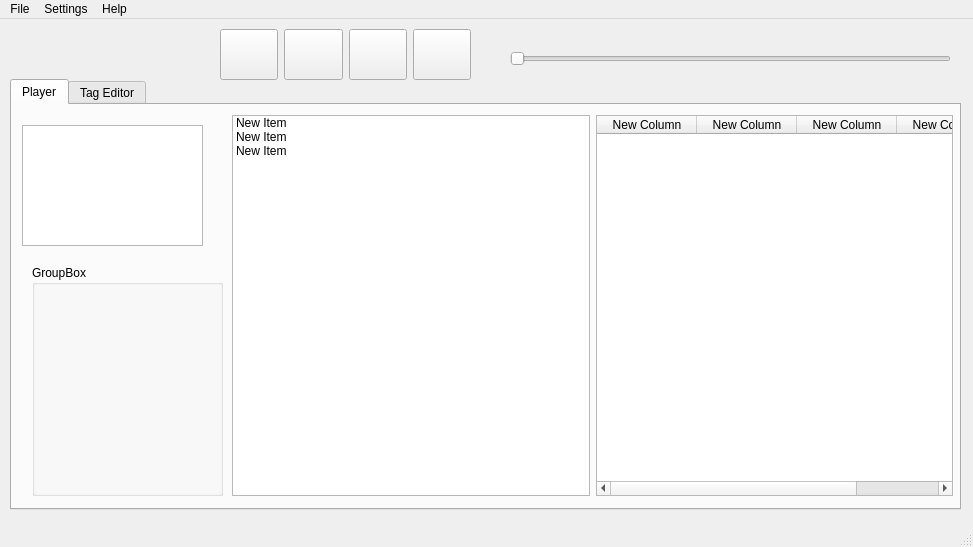
industral/RoteSonne, file src/qt/ui/mainWindow.ui: the form before one commit.
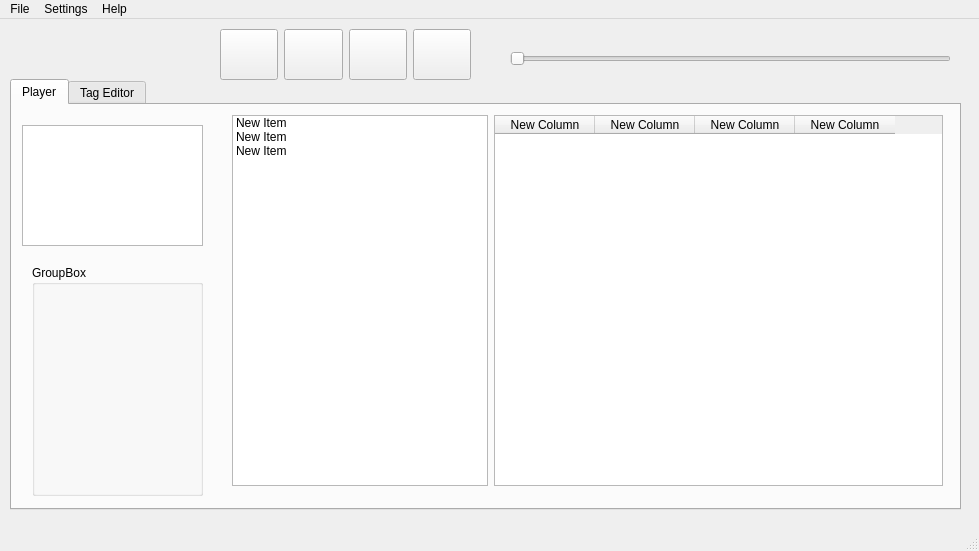
The form after the commit. Icons and pictures are not drawn.

Diff of the .ui file:
```diff
--- a/src/qt/ui/mainWindow.ui
+++ b/src/qt/ui/mainWindow.ui
@@ -2,19 +2,22 @@
 <ui version="4.0">
  <class>MainWindow</class>
  <widget class="QMainWindow" name="MainWindow">
+  <property name="enabled">
+   <bool>true</bool>
+  </property>
   <property name="geometry">
    <rect>
     <x>0</x>
     <y>0</y>
-    <width>973</width>
-    <height>547</height>
+    <width>979</width>
+    <height>551</height>
    </rect>
   </property>
-  <property name="sizePolicy">
-   <sizepolicy hsizetype="Expanding" vsizetype="Preferred">
-    <horstretch>0</horstretch>
-    <verstretch>0</verstretch>
-   </sizepolicy>
+  <property name="minimumSize">
+   <size>
+    <width>979</width>
+    <height>551</height>
+   </size>
   </property>
   <property name="windowTitle">
    <string>RoteSonner</string>
@@ -25,6 +28,9 @@
   <property name="statusTip">
    <string/>
   </property>
+  <property name="documentMode">
+   <bool>false</bool>
+  </property>
   <widget class="QWidget" name="centralwidget">
    <widget class="QTabWidget" name="tabWidget">
     <property name="geometry">
@@ -35,12 +41,6 @@
       <height>431</height>
      </rect>
     </property>
-    <property name="sizePolicy">
-     <sizepolicy hsizetype="Preferred" vsizetype="Preferred">
-      <horstretch>0</horstretch>
-      <verstretch>0</verstretch>
-     </sizepolicy>
-    </property>
     <property name="currentIndex">
      <number>0</number>
     </property>
@@ -53,7 +53,7 @@
        <rect>
         <x>20</x>
         <y>160</y>
-        <width>191</width>
+        <width>171</width>
         <height>231</height>
        </rect>
       </property>
@@ -66,11 +66,14 @@
        <rect>
         <x>220</x>
         <y>10</y>
-        <width>721</width>
-        <height>381</height>
+        <width>711</width>
+        <height>371</height>
        </rect>
       </property>
       <layout class="QHBoxLayout" name="horizontalLayout_4">
+       <property name="sizeConstraint">
+        <enum>QLayout::SetNoConstraint</enum>
+       </property>
        <item>
         <widget class="QListWidget" name="listWidget">
          <item>
@@ -92,6 +95,12 @@
        </item>
        <item>
         <widget class="QTableWidget" name="tableWidget">
+         <property name="sizePolicy">
+          <sizepolicy hsizetype="Expanding" vsizetype="Expanding">
+           <horstretch>2</horstretch>
+           <verstretch>0</verstretch>
+          </sizepolicy>
+         </property>
          <column>
           <property name="text">
            <string>New Column</string>
@@ -227,7 +236,7 @@
     <rect>
      <x>0</x>
      <y>0</y>
-     <width>973</width>
+     <width>979</width>
      <height>25</height>
     </rect>
    </property>
```
Left out of the diff: 4 changed lines with no effect on the pictures.
